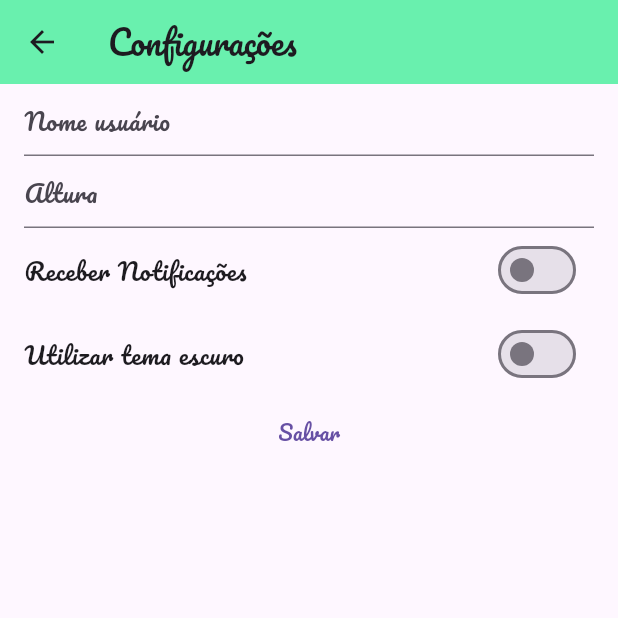
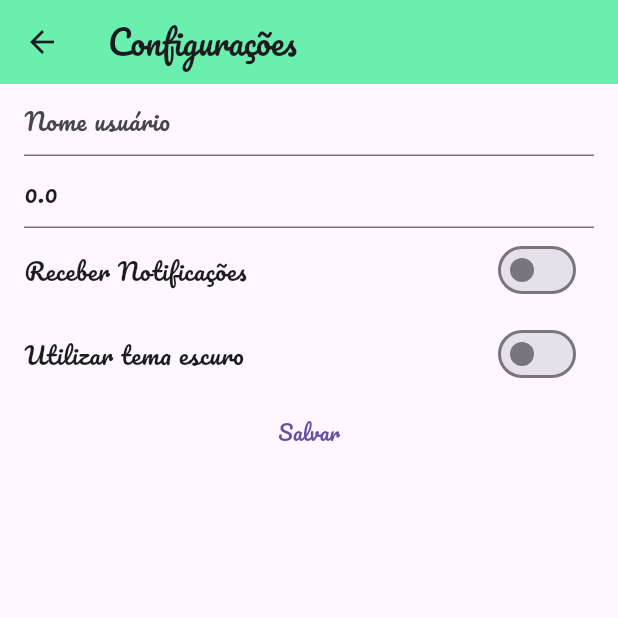
Before and after one commit to lmoreira256/trilhaapp, a Flutter app: the ConfigurationPage screen opened directly, on a phone screen of 412 x 824 dp, the top half of it. Run offline on Flutter 3.47's test engine with Material 3 defaults, Android fonts, the phone set to English and light mode, and no system bars; our stand-ins replace google_fonts, shared_preferences; accounts and stored records are empty; network calls fail.

Commit message:
Adicionado storage na tela de configuracoes

```diff
--- a/lib/pages/configuration_page.dart
+++ b/lib/pages/configuration_page.dart
@@ -1,5 +1,5 @@
 import 'package:flutter/material.dart';
-import 'package:flutter/widgets.dart';
+import 'package:shared_preferences/shared_preferences.dart';
 
 class ConfigurationPage extends StatefulWidget {
   const ConfigurationPage({super.key});
@@ -9,6 +9,13 @@ class ConfigurationPage extends StatefulWidget {
 }
 
 class _ConfigurationPageState extends State<ConfigurationPage> {
+  final USER_NAME_KEY = 'USER_NAME_KEY';
+  final HEIGHT_KEY = 'HEIGHT_KEY';
+  final RECEIVE_NOTIFICATION_KEY = 'RECEIVE_NOTIFICATION_KEY';
+  final DARK_MODE_KEY = 'DARK_MODE_KEY';
+
+  late SharedPreferences storage;
+
   TextEditingController userNameController = TextEditingController();
   TextEditingController heightController = TextEditingController();
 
@@ -16,6 +23,25 @@ class _ConfigurationPageState extends State<ConfigurationPage> {
   double? height;
   bool receivePushNotification = false;
   bool darkTheme = false;
+
+  @override
+  void initState() {
+    super.initState();
+
+    loadData();
+  }
+
+  loadData() async {
+    storage = await SharedPreferences.getInstance();
+
+    setState(() {
+      userNameController.text = storage.getString(USER_NAME_KEY) ?? '';
+      heightController.text = (storage.getDouble(HEIGHT_KEY) ?? 0).toString();
+      receivePushNotification =
+          storage.getBool(RECEIVE_NOTIFICATION_KEY) ?? false;
+      darkTheme = storage.getBool(DARK_MODE_KEY) ?? false;
+    });
+  }
 
   @override
   Widget build(BuildContext context) {
@@ -61,7 +87,38 @@ class _ConfigurationPageState extends State<ConfigurationPage> {
                 },
               ),
               TextButton(
-                onPressed: () {},
+                onPressed: () async {
+                  FocusManager.instance.primaryFocus?.unfocus();
+                  try {
+                    await storage.setDouble(HEIGHT_KEY,
+                        double.tryParse(heightController.text) ?? 0);
+                  } catch (e) {
+                    showDialog(
+                        context: context,
+                        builder: (_) {
+                          return AlertDialog(
+                            title: const Text('Meu App'),
+                            content:
+                                const Text('Favor informar uma altura válida!'),
+                            actions: [
+                              TextButton(
+                                  onPressed: () {
+                                    Navigator.pop(context);
+                                  },
+                                  child: const Text('Ok'))
+                            ],
+                          );
+                        });
+
+                    return;
+                  }
+                  await storage.setString(
+                      USER_NAME_KEY, userNameController.text);
+                  await storage.setBool(
+                      RECEIVE_NOTIFICATION_KEY, receivePushNotification);
+                  await storage.setBool(DARK_MODE_KEY, darkTheme);
+                  Navigator.pop(context);
+                },
                 child: const Text('Salvar'),
               ),
             ],
```
